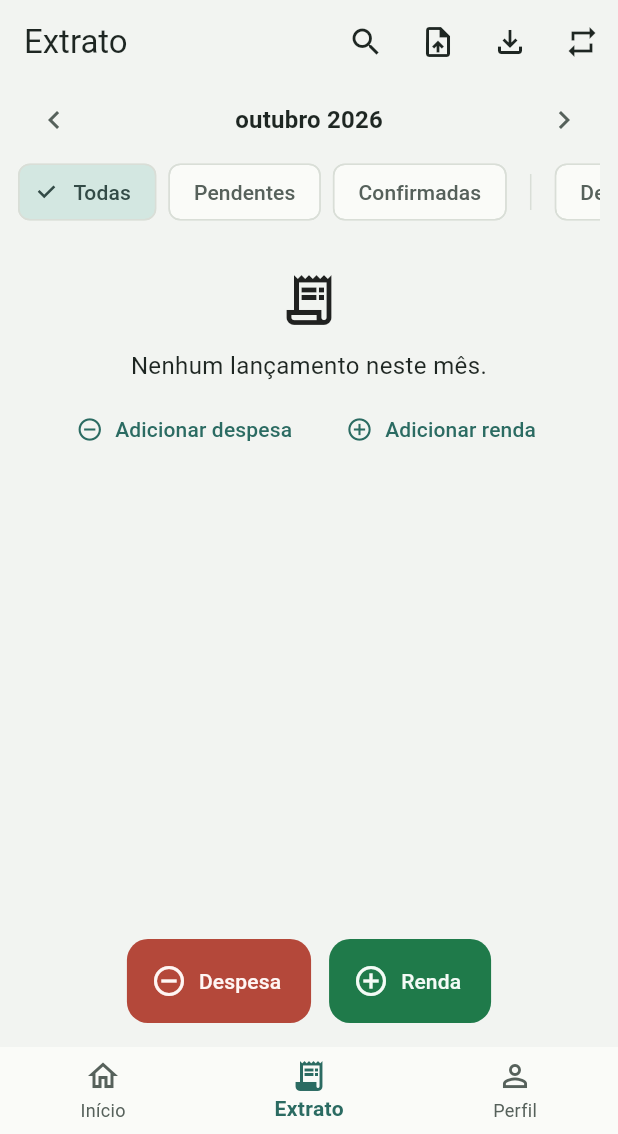
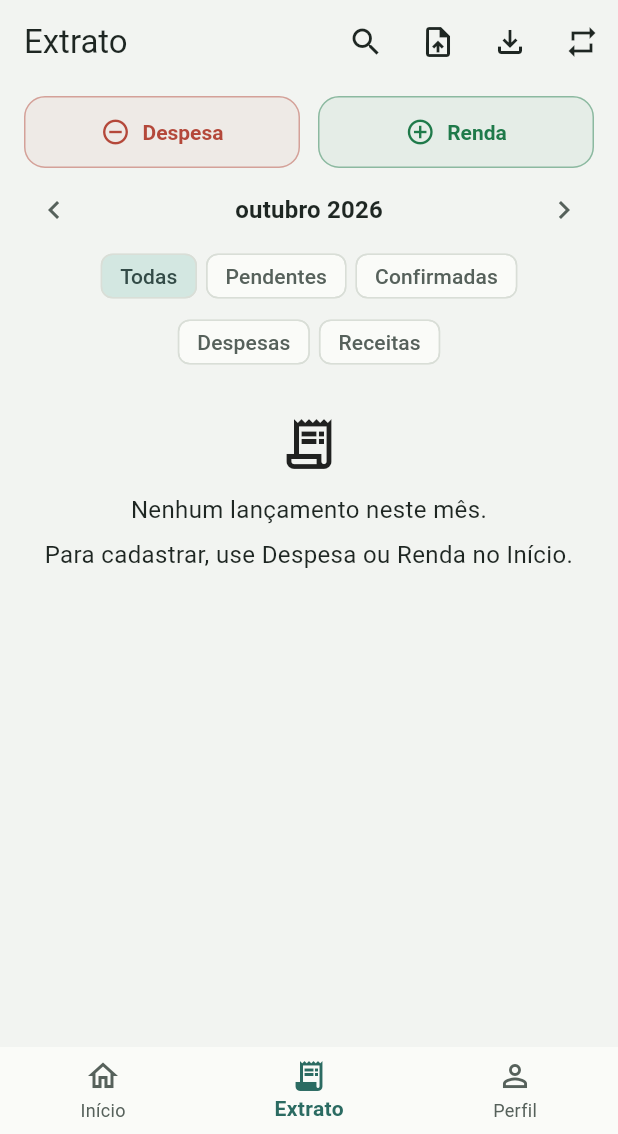
Before and after one commit to pietrocosentino/FinancaFacil, a Flutter app: the screen it shows once a user with an empty profile is signed in, item 2 of the bottom bar chosen, on a phone screen of 412 x 824 dp, the part 102-1236 px from its top. Run offline on Flutter 3.47's test engine with Material 3 defaults, Android fonts, the phone set to English and light mode, and no system bars; our stand-ins replace app_links, file_picker, flutter_local_notifications, flutter_timezone, image_picker, shared_preferences and 2 more; accounts and stored records are empty.

Commit message:
ajustes de layout

```diff
--- a/flutter_project/lib/features/transactions/presentation/screens/add_choice_sheet.dart
+++ b/flutter_project/lib/features/transactions/presentation/screens/add_choice_sheet.dart
@@ -4,38 +4,53 @@ import '../../../../core/theme/app_theme.dart';
 
 enum AddChoice { expense, income, spreadsheet }
 
-/// Botões de cadastro do Início e do Extrato: despesa e renda separadas, cada
-/// uma abrindo o próprio formulário, sem menu intermediário.
-class AddEntryButtons extends StatelessWidget {
-  const AddEntryButtons({super.key, required this.onAdd});
+/// Barra discreta fixa no topo do Início e do Extrato: despesa e renda
+/// separadas, cada uma abrindo o próprio formulário, sem menu intermediário.
+class QuickAddBar extends StatelessWidget {
+  const QuickAddBar({super.key, required this.onAdd});
   final ValueChanged<AddChoice> onAdd;
 
   @override
   Widget build(BuildContext context) {
     final colors = AppColors.of(context);
-    return Row(
-      mainAxisSize: MainAxisSize.min,
-      children: [
-        FloatingActionButton.extended(
-          heroTag: null,
-          tooltip: 'Adicionar despesa',
-          backgroundColor: colors.expense,
-          foregroundColor: colors.onExpense,
-          onPressed: () => onAdd(AddChoice.expense),
-          icon: const Icon(Icons.remove_circle_outline),
-          label: const Text('Despesa'),
-        ),
-        const SizedBox(width: 12),
-        FloatingActionButton.extended(
-          heroTag: null,
-          tooltip: 'Adicionar renda',
-          backgroundColor: colors.income,
-          foregroundColor: colors.onIncome,
-          onPressed: () => onAdd(AddChoice.income),
-          icon: const Icon(Icons.add_circle_outline),
-          label: const Text('Renda'),
-        ),
-      ],
+    Widget button(AddChoice choice, String label, IconData icon, Color color) =>
+        Expanded(
+          child: Tooltip(
+            message: choice == AddChoice.income
+                ? 'Adicionar renda'
+                : 'Adicionar despesa',
+            child: OutlinedButton.icon(
+              style: OutlinedButton.styleFrom(
+                foregroundColor: color,
+                side: BorderSide(color: color.withValues(alpha: 0.45)),
+                backgroundColor: color.withValues(alpha: 0.06),
+                textStyle: const TextStyle(fontWeight: FontWeight.w600),
+              ),
+              onPressed: () => onAdd(choice),
+              icon: Icon(icon, size: 20),
+              label: Text(label),
+            ),
+          ),
+        );
+    return Padding(
+      padding: const EdgeInsets.fromLTRB(16, 8, 16, 4),
+      child: Row(
+        children: [
+          button(
+            AddChoice.expense,
+            'Despesa',
+            Icons.remove_circle_outline,
+            colors.expense,
+          ),
+          const SizedBox(width: 12),
+          button(
+            AddChoice.income,
+            'Renda',
+            Icons.add_circle_outline,
+            colors.income,
+          ),
+        ],
+      ),
     );
   }
 }
--- a/flutter_project/lib/features/transactions/presentation/screens/transactions_list_screen.dart
+++ b/flutter_project/lib/features/transactions/presentation/screens/transactions_list_screen.dart
@@ -385,6 +385,9 @@ class _TransactionsListScreenState extends State<TransactionsListScreen> {
 
   Widget _filterChips() {
     Widget kindChip(TransactionKind kind, String label) => FilterChip(
+      visualDensity: VisualDensity.compact,
+      showCheckmark: false,
+      padding: const EdgeInsets.symmetric(horizontal: 4),
       label: Text(label),
       selected: _filter.kind == kind,
       onSelected: _processing
@@ -393,14 +396,21 @@ class _TransactionsListScreenState extends State<TransactionsListScreen> {
               _filter.copyWith(kind: () => selected ? kind : null),
             ),
     );
-    return SingleChildScrollView(
-      scrollDirection: Axis.horizontal,
-      child: Row(
+    // Duas linhas centralizadas: situação em cima, tipo embaixo.
+    Widget row(List<Widget> chips) => Wrap(
+      alignment: WrapAlignment.center,
+      spacing: 6,
+      runSpacing: 4,
+      children: chips,
+    );
+    return Column(
       children: [
+        row([
           for (final confirmation in ConfirmationFilter.values)
-            Padding(
-              padding: const EdgeInsets.only(right: 8),
-              child: ChoiceChip(
+            ChoiceChip(
+              visualDensity: VisualDensity.compact,
+              showCheckmark: false,
+              padding: const EdgeInsets.symmetric(horizontal: 4),
               label: Text(confirmation.label),
               selected: _filter.confirmation == confirmation,
               onSelected: _processing
@@ -409,14 +419,13 @@ class _TransactionsListScreenState extends State<TransactionsListScreen> {
                       _filter.copyWith(confirmation: confirmation),
                     ),
             ),
-            ),
-          const SizedBox(height: 24, child: VerticalDivider()),
-          const SizedBox(width: 8),
+        ]),
+        const SizedBox(height: 4),
+        row([
           kindChip(TransactionKind.expense, 'Despesas'),
-          const SizedBox(width: 8),
           kindChip(TransactionKind.income, 'Receitas'),
+        ]),
       ],
-      ),
     );
   }
 
@@ -565,22 +574,11 @@ class _TransactionsListScreenState extends State<TransactionsListScreen> {
                   },
                   child: const Text('Limpar filtros'),
                 )
-              else if (widget.onAdd != null)
-                Wrap(
-                  spacing: 8,
-                  alignment: WrapAlignment.center,
-                  children: [
-                    TextButton.icon(
-                      onPressed: () => widget.onAdd!(AddChoice.expense),
-                      icon: const Icon(Icons.remove_circle_outline),
-                      label: const Text('Adicionar despesa'),
-                    ),
-                    TextButton.icon(
-                      onPressed: () => widget.onAdd!(AddChoice.income),
-                      icon: const Icon(Icons.add_circle_outline),
-                      label: const Text('Adicionar renda'),
-                    ),
-                  ],
+              else
+                // Cadastro fica só no Início; aqui apenas orientamos.
+                const Text(
+                  'Para cadastrar, use Despesa ou Renda no Início.',
+                  textAlign: TextAlign.center,
                 ),
             ],
           ),
@@ -645,13 +643,15 @@ class _TransactionsListScreenState extends State<TransactionsListScreen> {
         ),
       ],
     ),
-    floatingActionButtonLocation: FloatingActionButtonLocation.centerFloat,
-    floatingActionButton: widget.onAdd == null || _selectedIds.isNotEmpty
-        ? null
-        : AddEntryButtons(onAdd: widget.onAdd!),
     bottomNavigationBar: _confirmationBar(context),
     body: SafeArea(
       top: false,
+      child: Column(
+        children: [
+          // Fixa no topo, acima dos totais: não rola com a lista.
+          if (widget.onAdd != null && _selectedIds.isEmpty)
+            QuickAddBar(onAdd: widget.onAdd!),
+          Expanded(
             child: RefreshIndicator(
               onRefresh: _refresh,
               child: CustomScrollView(
@@ -668,5 +668,8 @@ class _TransactionsListScreenState extends State<TransactionsListScreen> {
               ),
             ),
           ),
+        ],
+      ),
+    ),
   );
 }
```
Also changed, not shown: flutter_project/lib/core/files/cloud_files.dart (+19 -1 lines), flutter_project/lib/features/dashboard/presentation/screens/dashboard_screen.dart (+73 -15 lines), flutter_project/lib/features/imports/presentation/import_error_message.dart (+7 -4 lines), flutter_project/lib/features/profile/presentation/screens/profile_screen.dart (+8 -0 lines), flutter_project/lib/features/transactions/data/finance_repository.dart (+45 -0 lines), flutter_project/lib/features/transactions/presentation/screens/add_transaction_screen.dart (+6 -4 lines), 2 other files. Lines whose indentation alone changed are shown as unchanged.
